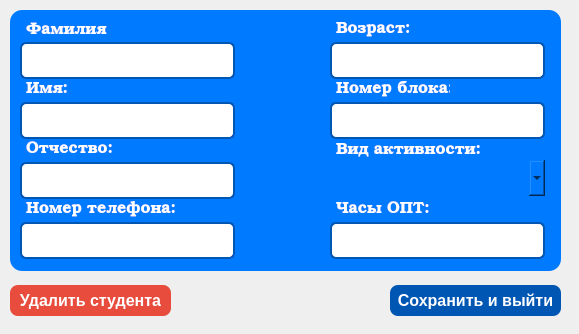
Above: source/studentinfowindow.ui from FroZzeLs/QtDorm before the change. Below: the same form after it.
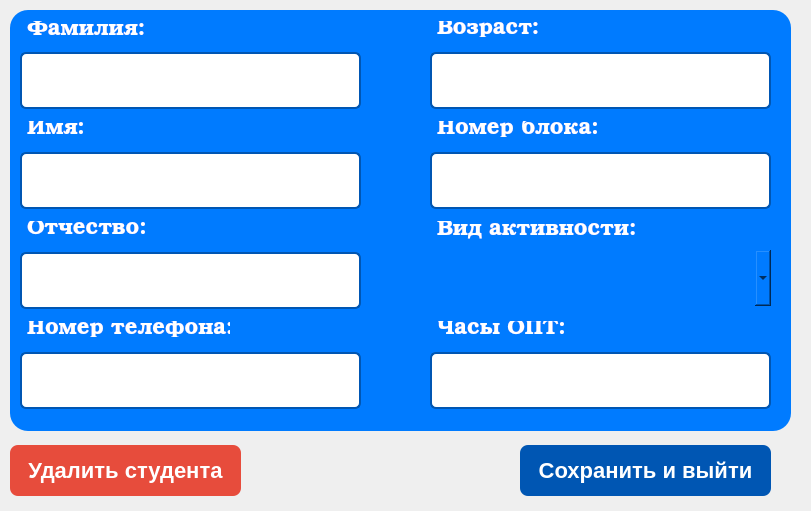
That is the form after the change. Icons and pictures are not drawn.

Patch:
```diff
--- a/source/studentinfowindow.ui
+++ b/source/studentinfowindow.ui
@@ -6,8 +6,8 @@
    <rect>
     <x>0</x>
     <y>0</y>
-    <width>579</width>
-    <height>334</height>
+    <width>811</width>
+    <height>511</height>
    </rect>
   </property>
   <property name="windowTitle">
@@ -18,14 +18,14 @@
     <rect>
      <x>10</x>
      <y>10</y>
-     <width>551</width>
-     <height>261</height>
+     <width>781</width>
+     <height>421</height>
     </rect>
    </property>
    <property name="styleSheet">
     <string notr="true">QWidget {
     background-color: #007BFF; /* Синий фон для бокса */
-    border-radius: 12px; /* Закругленные углы */
+    border-radius: 18px; /* Закругленные углы */
     padding: 10px; /* Отступы внутри бокса */
 }</string>
    </property>
@@ -36,9 +36,9 @@
     <property name="geometry">
      <rect>
       <x>10</x>
-      <y>30</y>
-      <width>215</width>
-      <height>41</height>
+      <y>40</y>
+      <width>341</width>
+      <height>61</height>
      </rect>
     </property>
     <property name="font">
@@ -53,7 +53,7 @@
     border: 2px solid #0056b3; /* Синяя рамка */
     border-radius: 6px; /* Закругленные углы */
     padding: 2px; /* Отступы внутри поля */
-    font-size: 16px; /* Размер шрифта */
+    font-size: 20px; /* Размер шрифта */
     margin: 2px 0; /* Отступы между полями */
 }
 
@@ -66,9 +66,9 @@
     <property name="geometry">
      <rect>
       <x>10</x>
-      <y>90</y>
-      <width>215</width>
-      <height>41</height>
+      <y>140</y>
+      <width>341</width>
+      <height>61</height>
      </rect>
     </property>
     <property name="font">
@@ -83,7 +83,7 @@
     border: 2px solid #0056b3; /* Синяя рамка */
     border-radius: 6px; /* Закругленные углы */
     padding: 2px; /* Отступы внутри поля */
-    font-size: 16px; /* Размер шрифта */
+    font-size: 20px; /* Размер шрифта */
     margin: 2px 0; /* Отступы между полями */
 }
 
@@ -96,9 +96,9 @@
     <property name="geometry">
      <rect>
       <x>10</x>
-      <y>150</y>
-      <width>215</width>
-      <height>41</height>
+      <y>240</y>
+      <width>341</width>
+      <height>61</height>
      </rect>
     </property>
     <property name="font">
@@ -113,7 +113,7 @@
     border: 2px solid #0056b3; /* Синяя рамка */
     border-radius: 6px; /* Закругленные углы */
     padding: 2px; /* Отступы внутри поля */
-    font-size: 16px; /* Размер шрифта */
+    font-size: 20px; /* Размер шрифта */
     margin: 2px 0; /* Отступы между полями */
 }
 
@@ -126,9 +126,9 @@
     <property name="geometry">
      <rect>
       <x>10</x>
-      <y>210</y>
-      <width>215</width>
-      <height>41</height>
+      <y>340</y>
+      <width>341</width>
+      <height>61</height>
      </rect>
     </property>
     <property name="font">
@@ -143,7 +143,7 @@
     border: 2px solid #0056b3; /* Синяя рамка */
     border-radius: 6px; /* Закругленные углы */
     padding: 2px; /* Отступы внутри поля */
-    font-size: 16px; /* Размер шрифта */
+    font-size: 20px; /* Размер шрифта */
     margin: 2px 0; /* Отступы между полями */
 }
 
@@ -155,10 +155,10 @@
    <widget class="QLineEdit" name="ageEdit">
     <property name="geometry">
      <rect>
-      <x>320</x>
-      <y>30</y>
-      <width>215</width>
-      <height>41</height>
+      <x>420</x>
+      <y>40</y>
+      <width>341</width>
+      <height>61</height>
      </rect>
     </property>
     <property name="font">
@@ -173,7 +173,7 @@
     border: 2px solid #0056b3; /* Синяя рамка */
     border-radius: 6px; /* Закругленные углы */
     padding: 2px; /* Отступы внутри поля */
-    font-size: 16px; /* Размер шрифта */
+    font-size: 20px; /* Размер шрифта */
     margin: 2px 0; /* Отступы между полями */
 }
 
@@ -185,10 +185,10 @@
    <widget class="QLineEdit" name="blockEdit">
     <property name="geometry">
      <rect>
-      <x>320</x>
-      <y>90</y>
-      <width>215</width>
-      <height>41</height>
+      <x>420</x>
+      <y>140</y>
+      <width>341</width>
+      <height>61</height>
      </rect>
     </property>
     <property name="font">
@@ -203,7 +203,7 @@
     border: 2px solid #0056b3; /* Синяя рамка */
     border-radius: 6px; /* Закругленные углы */
     padding: 2px; /* Отступы внутри поля */
-    font-size: 16px; /* Размер шрифта */
+    font-size: 20px; /* Размер шрифта */
     margin: 2px 0; /* Отступы между полями */
 }
 
@@ -215,10 +215,10 @@
    <widget class="QLineEdit" name="optEdit">
     <property name="geometry">
      <rect>
-      <x>320</x>
-      <y>210</y>
-      <width>215</width>
-      <height>41</height>
+      <x>420</x>
+      <y>340</y>
+      <width>341</width>
+      <height>61</height>
      </rect>
     </property>
     <property name="font">
@@ -233,7 +233,7 @@
     border: 2px solid #0056b3; /* Синяя рамка */
     border-radius: 6px; /* Закругленные углы */
     padding: 2px; /* Отступы внутри поля */
-    font-size: 16px; /* Размер шрифта */
+    font-size: 20px; /* Размер шрифта */
     margin: 2px 0; /* Отступы между полями */
 }
 
@@ -247,7 +247,7 @@
      <rect>
       <x>10</x>
       <y>10</y>
-      <width>91</width>
+      <width>131</width>
       <height>21</height>
      </rect>
     </property>
@@ -260,18 +260,18 @@
     </property>
     <property name="styleSheet">
      <string notr="true">color: #FFFFFF;
-font-size: 16px; /* Размер шрифта кнопки */
+font-size: 22px; /* Размер шрифта кнопки */
  padding: 1px;</string>
     </property>
     <property name="text">
-     <string>Фамилия</string>
+     <string>Фамилия:</string>
     </property>
    </widget>
    <widget class="QLabel" name="label_2">
     <property name="geometry">
      <rect>
       <x>10</x>
-      <y>70</y>
+      <y>110</y>
       <width>66</width>
       <height>18</height>
      </rect>
@@ -286,7 +286,7 @@
     </property>
     <property name="styleSheet">
      <string notr="true">color: #FFFFFF;
-font-size: 16px; /* Размер шрифта кнопки */
+font-size: 22px; /* Размер шрифта кнопки */
  padding: 1px;</string>
     </property>
     <property name="text">
@@ -297,8 +297,8 @@
     <property name="geometry">
      <rect>
       <x>10</x>
-      <y>130</y>
-      <width>101</width>
+      <y>210</y>
+      <width>131</width>
       <height>18</height>
      </rect>
     </property>
@@ -312,7 +312,7 @@
     </property>
     <property name="styleSheet">
      <string notr="true">color: #FFFFFF;
-font-size: 16px; /* Размер шрифта кнопки */
+font-size: 22px; /* Размер шрифта кнопки */
  padding: 1px;</string>
     </property>
     <property name="text">
@@ -323,8 +323,8 @@
     <property name="geometry">
      <rect>
       <x>10</x>
-      <y>190</y>
-      <width>161</width>
+      <y>310</y>
+      <width>211</width>
       <height>18</height>
      </rect>
     </property>
@@ -338,7 +338,7 @@
     </property>
     <property name="styleSheet">
      <string notr="true">color: #FFFFFF;
-font-size: 16px; /* Размер шрифта кнопки */
+font-size: 22px; /* Размер шрифта кнопки */
  padding: 1px;</string>
     </property>
     <property name="text">
@@ -348,9 +348,9 @@
    <widget class="QLabel" name="label_5">
     <property name="geometry">
      <rect>
-      <x>320</x>
-      <y>190</y>
-      <width>111</width>
+      <x>420</x>
+      <y>310</y>
+      <width>151</width>
       <height>18</height>
      </rect>
     </property>
@@ -364,7 +364,7 @@
     </property>
     <property name="styleSheet">
      <string notr="true">color: #FFFFFF;
-font-size: 16px; /* Размер шрифта кнопки */
+font-size: 22px; /* Размер шрифта кнопки */
  padding: 1px;</string>
     </property>
     <property name="text">
@@ -374,9 +374,9 @@
    <widget class="QLabel" name="label_6">
     <property name="geometry">
      <rect>
-      <x>320</x>
-      <y>130</y>
-      <width>151</width>
+      <x>420</x>
+      <y>210</y>
+      <width>211</width>
       <height>21</height>
      </rect>
     </property>
@@ -390,7 +390,7 @@
     </property>
     <property name="styleSheet">
      <string notr="true">color: #FFFFFF;
-font-size: 16px; /* Размер шрифта кнопки */
+font-size: 22px; /* Размер шрифта кнопки */
  padding: 1px;</string>
     </property>
     <property name="text">
@@ -400,9 +400,9 @@
    <widget class="QLabel" name="label_7">
     <property name="geometry">
      <rect>
-      <x>320</x>
-      <y>70</y>
-      <width>121</width>
+      <x>420</x>
+      <y>110</y>
+      <width>171</width>
       <height>18</height>
      </rect>
     </property>
@@ -416,7 +416,7 @@
     </property>
     <property name="styleSheet">
      <string notr="true">color: #FFFFFF;
-font-size: 16px; /* Размер шрифта кнопки */
+font-size: 22px; /* Размер шрифта кнопки */
  padding: 1px;</string>
     </property>
     <property name="text">
@@ -426,9 +426,9 @@
    <widget class="QLabel" name="label_8">
     <property name="geometry">
      <rect>
-      <x>320</x>
+      <x>420</x>
       <y>10</y>
-      <width>101</width>
+      <width>111</width>
       <height>18</height>
      </rect>
     </property>
@@ -442,7 +442,7 @@
     </property>
     <property name="styleSheet">
      <string notr="true">color: #FFFFFF;
-font-size: 16px; /* Размер шрифта кнопки */
+font-size: 22px; /* Размер шрифта кнопки */
  padding: 1px;</string>
     </property>
     <property name="text">
@@ -452,10 +452,10 @@
    <widget class="QComboBox" name="activityType">
     <property name="geometry">
      <rect>
-      <x>320</x>
-      <y>150</y>
-      <width>215</width>
-      <height>36</height>
+      <x>420</x>
+      <y>240</y>
+      <width>341</width>
+      <height>56</height>
      </rect>
     </property>
     <property name="cursor">
@@ -494,9 +494,9 @@
    <property name="geometry">
     <rect>
      <x>10</x>
-     <y>280</y>
-     <width>161</width>
-     <height>41</height>
+     <y>440</y>
+     <width>231</width>
+     <height>61</height>
     </rect>
    </property>
    <property name="cursor">
@@ -509,7 +509,7 @@
     border: none; /* Убираем рамки */
     border-radius: 8px; /* Закругленные углы */
     padding: 5px; /* Отступы внутри кнопки */
-    font-size: 16px; /* Размер шрифта кнопки */
+    font-size: 22px; /* Размер шрифта кнопки */
     font-weight: bold; /* Жирный текст */
     margin: 5px 0; /* Отступы между кнопками */
 }
@@ -530,10 +530,10 @@
   <widget class="QPushButton" name="saveButton">
    <property name="geometry">
     <rect>
-     <x>390</x>
-     <y>280</y>
-     <width>171</width>
-     <height>41</height>
+     <x>520</x>
+     <y>440</y>
+     <width>251</width>
+     <height>61</height>
     </rect>
    </property>
    <property name="cursor">
@@ -546,7 +546,7 @@
     border: none; /* Убираем рамки */
     border-radius: 8px; /* Закругленные углы */
     padding: 5px; /* Отступы внутри кнопки */
-    font-size: 16px; /* Размер шрифта кнопки */
+    font-size: 22px; /* Размер шрифта кнопки */
     font-weight: bold; /* Жирный текст */
     margin: 5px 0; /* Отступы между кнопками */
 }
```
Left out of the diff: 2 changed lines with no effect on the pictures.
